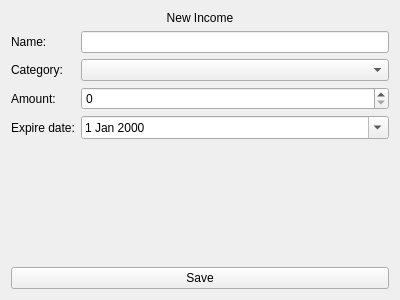
Old version of the form src/Client/View/MainPage/Income/IncomeCreateSubPage/IncomeCreateSubPage.ui in the repository iodream/Spend-Note.
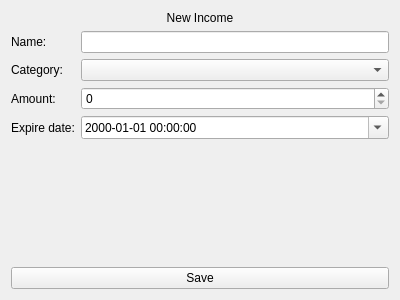
New version of the form. Icons and pictures are not drawn.

Commit message: set all the dates into format yyyy-mm-dd hh:mm:ss as in database

```diff
--- a/src/Client/View/MainPage/Income/IncomeCreateSubPage/IncomeCreateSubPage.ui
+++ b/src/Client/View/MainPage/Income/IncomeCreateSubPage/IncomeCreateSubPage.ui
@@ -59,6 +59,19 @@
      </item>
      <item row="3" column="1">
       <widget class="QDateEdit" name="ExpirationDateEdit">
+       <property name="dateTime">
+        <datetime>
+         <hour>0</hour>
+         <minute>0</minute>
+         <second>0</second>
+         <year>2000</year>
+         <month>1</month>
+         <day>1</day>
+        </datetime>
+       </property>
+       <property name="displayFormat">
+        <string>yyyy-MM-dd hh:mm:ss</string>
+       </property>
        <property name="calendarPopup">
         <bool>true</bool>
        </property>
```
The commit also changes 7 other files.
